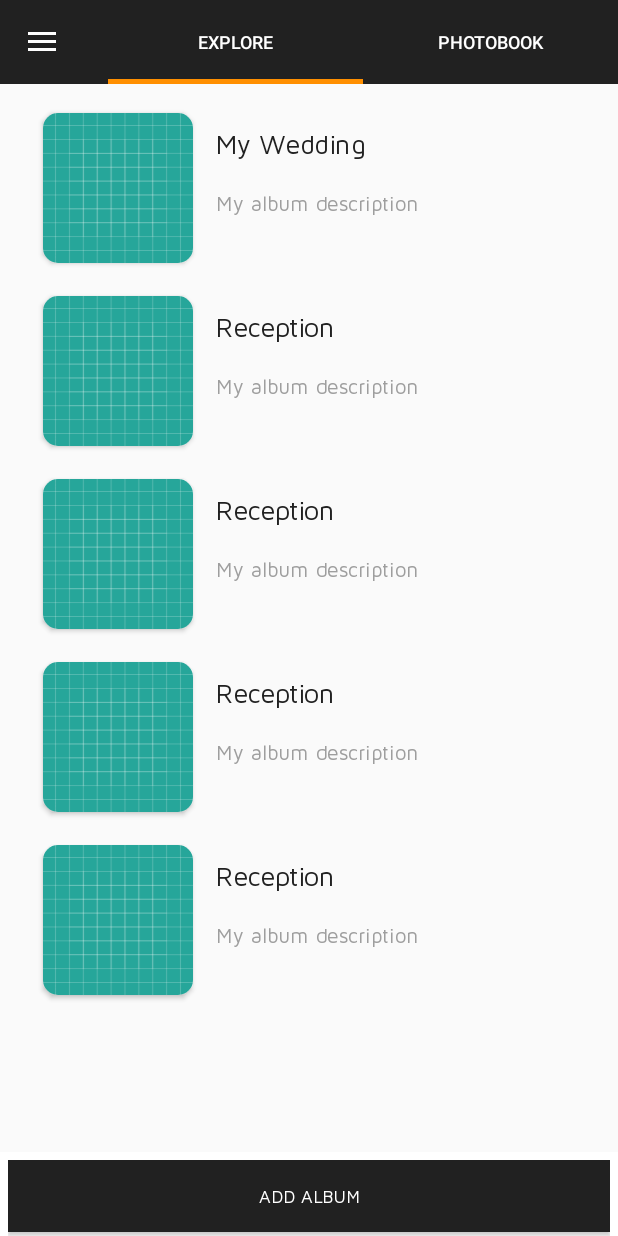
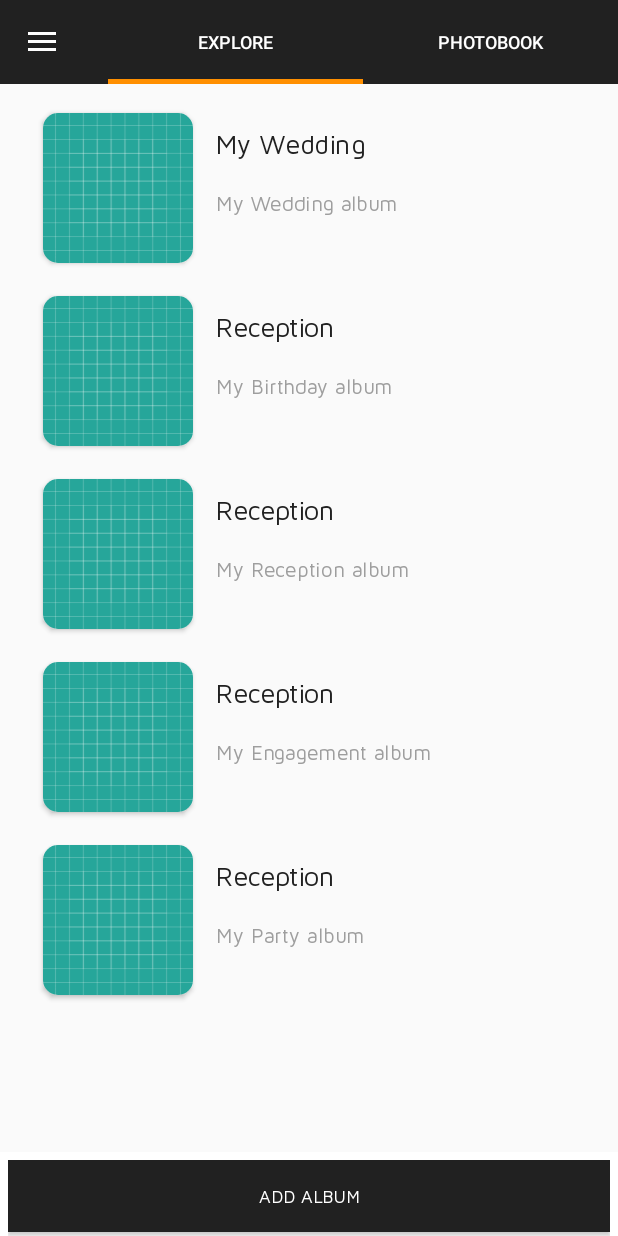
Before and after one commit to narmware/canvera, an Android app: the fragment SharedPhotobookFragment placed in its activity, after a tap on "CLOSE", on a phone screen of 412 x 824 dp. Run offline under Robolectric (Android 15) with nearby library versions, the light colour scheme and no system bars; our stand-ins replace ButterKnife, Picasso; pictures from the network do not load; 3 other taps on this screen came first.

Commit message:
1. Bottom sheet drag issue sorted. 2. description field added in both photo adapters . 3. Sign in validation done.

```diff
--- a/app/src/main/java/com/narmware/canvera/adapter/SharedPhotoAdapter.java
+++ b/app/src/main/java/com/narmware/canvera/adapter/SharedPhotoAdapter.java
@@ -8,6 +8,7 @@ import android.view.View;
 import android.view.ViewGroup;
 import android.widget.ImageView;
 import android.widget.TextView;
+import android.widget.Toast;
 
 import com.narmware.canvera.R;
 import com.narmware.canvera.pojo.SharedPhoto;
@@ -31,7 +32,7 @@ public class SharedPhotoAdapter extends RecyclerView.Adapter<SharedPhotoAdapter.
     FragmentTransaction fragmentTransaction;
 */
     public class MyViewHolder extends RecyclerView.ViewHolder {
-        public TextView mthumb_title;
+        public TextView mthumb_title,mthumb_Desc;
        ImageView mImgFrame;
         SharedPhoto mItem;
 
@@ -39,12 +40,13 @@ public class SharedPhotoAdapter extends RecyclerView.Adapter<SharedPhotoAdapter.
         public MyViewHolder(View view) {
             super(view);
             mthumb_title= view.findViewById(R.id.txt_photo_name);
+            mthumb_Desc= view.findViewById(R.id.txt_photo_desc);
             mImgFrame=view.findViewById(R.id.img_photo);
 
             view.setOnClickListener(new View.OnClickListener() {
                 @Override
                 public void onClick(View view) {
-
+                    Toast.makeText(mContext, mItem.getPhoto_title(), Toast.LENGTH_SHORT).show();
 
                 }
             });
@@ -76,6 +78,7 @@ public class SharedPhotoAdapter extends RecyclerView.Adapter<SharedPhotoAdapter.
                 .into(holder.mImgFrame);
 
         holder.mthumb_title.setText(frame.getPhoto_title());
+        holder.mthumb_Desc.setText(frame.getPhoto_desc());
         holder.mItem=frame;
     }
 
--- a/app/src/main/java/com/narmware/canvera/fragment/SharedPhotobookFragment.java
+++ b/app/src/main/java/com/narmware/canvera/fragment/SharedPhotobookFragment.java
@@ -2,7 +2,6 @@ package com.narmware.canvera.fragment;
 
 import android.content.Context;
 import android.graphics.Color;
-import android.graphics.drawable.TransitionDrawable;
 import android.net.Uri;
 import android.os.Bundle;
 import android.support.annotation.NonNull;
@@ -118,11 +117,16 @@ public class SharedPhotobookFragment extends Fragment {
                     }
                     break;
                     case BottomSheetBehavior.STATE_DRAGGING:
+                        //Toast.makeText(getContext(), "Dragging", Toast.LENGTH_SHORT).show();
 
-                        break;
+                        if (mBtnAddAlbum.getText().toString().equals(Constants.ADD_ALBUM)) {
+                            sheetBehavior.setState(BottomSheetBehavior.STATE_COLLAPSED);
+                        }
+                        if (mBtnAddAlbum.getText().toString().equals(Constants.CLOSE_ALBUM)){
+                            sheetBehavior.setState(BottomSheetBehavior.STATE_EXPANDED);
+                        }
+                            break;
                     case BottomSheetBehavior.STATE_SETTLING:
-
-
                         break;
                 }
             }
@@ -142,16 +146,16 @@ public class SharedPhotobookFragment extends Fragment {
 
                 if (sheetBehavior.getState() != BottomSheetBehavior.STATE_EXPANDED) {
                     sheetBehavior.setState(BottomSheetBehavior.STATE_EXPANDED);
-                    //mBtnAddAlbum.setBackgroundColor(Color.WHITE);
-                    TransitionDrawable transition = (TransitionDrawable) mBtnAddAlbum.getBackground();
-                    transition.startTransition(500);
+                    mBtnAddAlbum.setBackgroundColor(Color.WHITE);
+                  /*  TransitionDrawable transition = (TransitionDrawable) mBtnAddAlbum.getBackground();
+                    transition.startTransition(500);*/
                     mBtnAddAlbum.setTextColor(getActivity().getResources().getColor(R.color.colorPrimary));
                     mBtnAddAlbum.setText(Constants.CLOSE_ALBUM);
                 } else {
                     sheetBehavior.setState(BottomSheetBehavior.STATE_COLLAPSED);
-                    //mBtnAddAlbum.setBackgroundColor(getActivity().getResources().getColor(R.color.colorPrimary));
-                    TransitionDrawable transition = (TransitionDrawable) mBtnAddAlbum.getBackground();
-                    transition.reverseTransition(500);
+                    mBtnAddAlbum.setBackgroundColor(getActivity().getResources().getColor(R.color.colorPrimary));
+                   /* TransitionDrawable transition = (TransitionDrawable) mBtnAddAlbum.getBackground();
+                    transition.reverseTransition(500);*/
                     mBtnAddAlbum.setTextColor(Color.WHITE);
                     mBtnAddAlbum.setText(Constants.ADD_ALBUM);
 
@@ -164,11 +168,11 @@ public class SharedPhotobookFragment extends Fragment {
 
     public void setAdapter(View v){
 
-        SharedPhoto ob1=new SharedPhoto("My Wedding","http://www.indiamarks.com/wp-content/uploads/Indian-Wedding-1.jpg");
-        SharedPhoto ob2=new SharedPhoto("Reception","http://www.marrymeweddings.in/images/gallery/stage-at-indian-wedding-reception-19.jpg");
-        SharedPhoto ob3=new SharedPhoto("Reception","http://www.marrymeweddings.in/images/gallery/stage-at-indian-wedding-reception-19.jpg");
-        SharedPhoto ob4=new SharedPhoto("Reception","http://www.marrymeweddings.in/images/gallery/stage-at-indian-wedding-reception-19.jpg");
-        SharedPhoto ob5=new SharedPhoto("Reception","http://www.marrymeweddings.in/images/gallery/stage-at-indian-wedding-reception-19.jpg");
+        SharedPhoto ob1=new SharedPhoto("My Wedding","http://www.indiamarks.com/wp-content/uploads/Indian-Wedding-1.jpg","My Wedding album");
+        SharedPhoto ob2=new SharedPhoto("Reception","http://www.marrymeweddings.in/images/gallery/stage-at-indian-wedding-reception-19.jpg","My Birthday album");
+        SharedPhoto ob3=new SharedPhoto("Reception","http://www.marrymeweddings.in/images/gallery/stage-at-indian-wedding-reception-19.jpg","My Reception album");
+        SharedPhoto ob4=new SharedPhoto("Reception","http://www.marrymeweddings.in/images/gallery/stage-at-indian-wedding-reception-19.jpg","My Engagement album");
+        SharedPhoto ob5=new SharedPhoto("Reception","http://www.marrymeweddings.in/images/gallery/stage-at-indian-wedding-reception-19.jpg","My Party album");
 
         mPhotoItems.add(ob1);
         mPhotoItems.add(ob2);
@@ -223,7 +227,7 @@ public class SharedPhotobookFragment extends Fragment {
             //for vertical scrolling
             if (dy > 0) {
                 if (sheetBehavior.getState() == BottomSheetBehavior.STATE_EXPANDED) {
-                   // mBtnAddAlbum.setBackgroundColor(getActivity().getResources().getColor(R.color.colorPrimary));
+                    mBtnAddAlbum.setBackgroundColor(getActivity().getResources().getColor(R.color.colorPrimary));
                     mBtnAddAlbum.setTextColor(Color.WHITE);
                     mBtnAddAlbum.setText(Constants.ADD_ALBUM);
 
@@ -235,7 +239,7 @@ public class SharedPhotobookFragment extends Fragment {
 
                 else if (dy < 0) {
                 if (sheetBehavior.getState() == BottomSheetBehavior.STATE_EXPANDED) {
-                   // mBtnAddAlbum.setBackgroundColor(getActivity().getResources().getColor(R.color.colorPrimary));
+                    mBtnAddAlbum.setBackgroundColor(getActivity().getResources().getColor(R.color.colorPrimary));
                     mBtnAddAlbum.setTextColor(Color.WHITE);
                     mBtnAddAlbum.setText(Constants.ADD_ALBUM);
                 }
--- a/app/src/main/java/com/narmware/canvera/pojo/SharedPhoto.java
+++ b/app/src/main/java/com/narmware/canvera/pojo/SharedPhoto.java
@@ -6,11 +6,20 @@ package com.narmware.canvera.pojo;
 
 public class SharedPhoto {
 
-    String photo_title,photo_path;
+    String photo_title,photo_path,photo_desc;
 
-    public SharedPhoto(String photo_title, String photo_path) {
+    public SharedPhoto(String photo_title, String photo_path, String photo_desc) {
         this.photo_title = photo_title;
         this.photo_path = photo_path;
+        this.photo_desc = photo_desc;
+    }
+
+    public String getPhoto_desc() {
+        return photo_desc;
+    }
+
+    public void setPhoto_desc(String photo_desc) {
+        this.photo_desc = photo_desc;
     }
 
     public String getPhoto_title() {
--- a/app/src/main/res/layout/fragment_sign_in.xml
+++ b/app/src/main/res/layout/fragment_sign_in.xml
@@ -59,6 +59,7 @@
                     android:layout_marginBottom="25dp">
 
                     <com.narmware.canvera.support.customfonts.MyEditText
+                        android:id="@+id/edt_user"
                         android:layout_gravity="center"
                         android:hint="@string/user_name_hint"
                         android:layout_width="match_parent"
@@ -68,6 +69,7 @@
                         style="@style/edit_text_login" />
 
                     <com.narmware.canvera.support.customfonts.MyEditText
+                        android:id="@+id/edt_pass"
                         android:layout_gravity="center"
                         android:hint="@string/password_hint"
                         android:layout_width="match_parent"
--- a/app/src/main/res/layout/item_my_photobook.xml
+++ b/app/src/main/res/layout/item_my_photobook.xml
@@ -47,6 +47,7 @@
             />
 
         <com.narmware.canvera.support.customfonts.MyTextView
+            android:id="@+id/txt_photo_desc"
             android:text="My album description"
             android:layout_width="wrap_content"
             android:layout_height="wrap_content"
--- a/app/src/main/res/layout/item_shared_photobook.xml
+++ b/app/src/main/res/layout/item_shared_photobook.xml
@@ -47,6 +47,7 @@
             />
 
         <com.narmware.canvera.support.customfonts.MyTextView
+            android:id="@+id/txt_photo_desc"
             android:text="My album description"
             android:layout_width="wrap_content"
             android:layout_height="wrap_content"
--- a/app/src/main/res/layout/lay_bottom_sheet.xml
+++ b/app/src/main/res/layout/lay_bottom_sheet.xml
@@ -16,7 +16,7 @@
         android:id="@+id/btn_add_album"
         android:layout_width="match_parent"
         android:layout_height="wrap_content"
-        android:background="@drawable/trans_bottom_sheet_btn"
+        android:background="@color/colorPrimary"
         android:foreground="?attr/selectableItemBackground"
         style="@style/buttonStyle"
         android:text="Add Album"
--- a/app/src/main/res/values/colors.xml
+++ b/app/src/main/res/values/colors.xml
@@ -2,5 +2,5 @@
 <resources>
     <color name="colorPrimary">@color/grey_900</color>
     <color name="colorPrimaryDark">@color/grey_900</color>
-    <color name="colorAccent">#FF4081</color>
+    <color name="colorAccent">@color/orange_400</color>
 </resources>
```
Also changed, not shown: app/src/main/java/com/narmware/canvera/adapter/MyPhotoAdapter.java (+5 -3 lines), app/src/main/java/com/narmware/canvera/fragment/MyPhotoBookFragment.java (+5 -7 lines), app/src/main/java/com/narmware/canvera/fragment/SignInFragment.java (+32 -4 lines), app/src/main/java/com/narmware/canvera/pojo/MyPhoto.java (+11 -2 lines).
